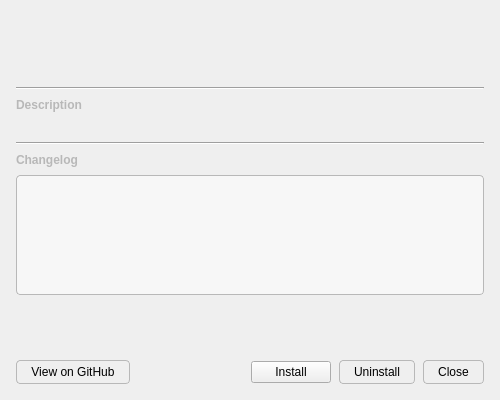
Old version of the form pj_marketplace/src/ui/extension_detail_dialog.ui in the repository PlotJuggler/plotjuggler_core.
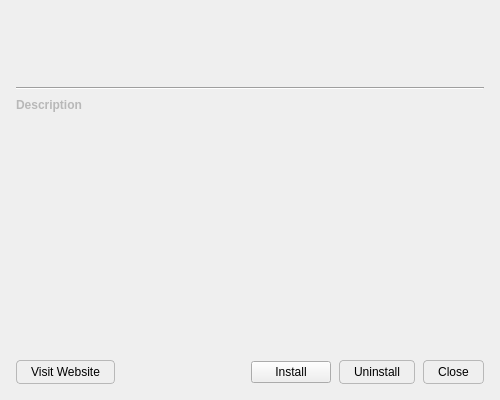
New version of the form.

Commit message: fix(marketplace): correct category filter, remove changelog, rename website button

```diff
--- a/pj_marketplace/src/ui/extension_detail_dialog.ui
+++ b/pj_marketplace/src/ui/extension_detail_dialog.ui
@@ -76,39 +76,6 @@
     </widget>
    </item>
 
-   <!-- Separator -->
-   <item>
-    <widget class="QFrame" name="separator2">
-     <property name="frameShape"><enum>QFrame::HLine</enum></property>
-     <property name="frameShadow"><enum>QFrame::Sunken</enum></property>
-    </widget>
-   </item>
-
-   <!-- Changelog section -->
-   <item>
-    <widget class="QLabel" name="changelog_header">
-     <property name="text"><string>Changelog</string></property>
-     <property name="styleSheet">
-      <string notr="true">font-weight: bold; color: palette(mid);</string>
-     </property>
-    </widget>
-   </item>
-   <item>
-    <widget class="QTextBrowser" name="changelog_browser">
-     <property name="maximumSize">
-      <size><width>16777215</width><height>120</height></size>
-     </property>
-     <property name="frameShape"><enum>QFrame::NoFrame</enum></property>
-     <property name="openLinks"><bool>false</bool></property>
-     <property name="styleSheet">
-      <string notr="true">QTextBrowser { background: palette(alternate-base);
-  border: 1px solid palette(mid);
-  border-radius: 4px;
-  padding: 6px; }</string>
-     </property>
-    </widget>
-   </item>
-
    <!-- Vertical stretch -->
    <item>
     <spacer name="main_stretch">
@@ -122,7 +89,7 @@
     <layout class="QHBoxLayout" name="btn_layout">
      <item>
       <widget class="QPushButton" name="github_btn">
-       <property name="text"><string>View on GitHub</string></property>
+       <property name="text"><string>Visit Website</string></property>
        <property name="styleSheet">
         <string notr="true">QPushButton { border: 1px solid palette(mid); border-radius: 4px; padding: 4px 14px; }
 QPushButton:hover { background: palette(mid); }
```
The commit also changes 2 other files.
